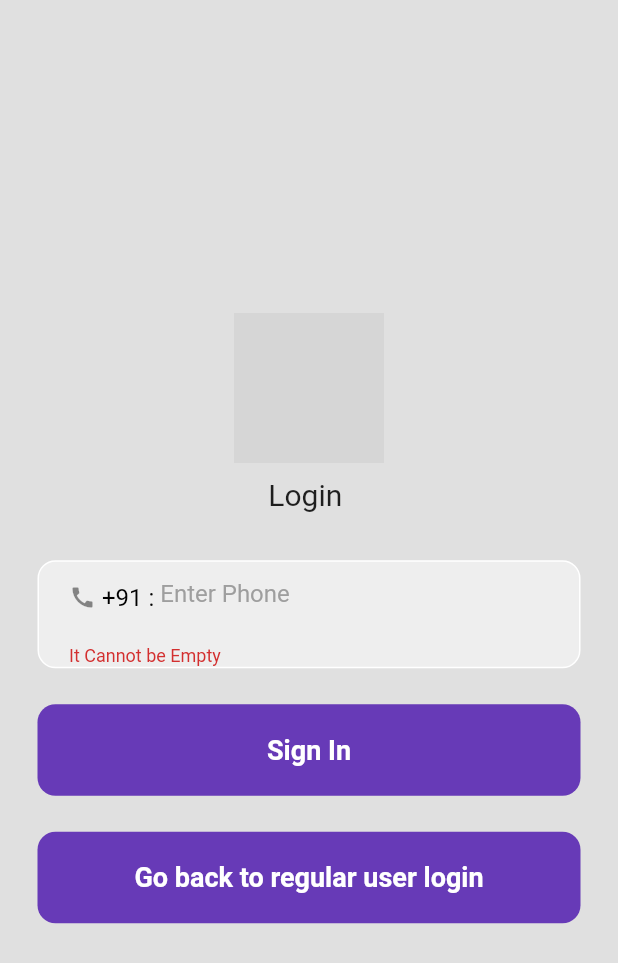
After one commit to himanshu-dxm/team_golf, a Flutter app: the LoginPage screen opened directly, after a tap on "Sign In", on a phone screen of 412 x 824 dp. The commit adds this screen. Shown: the top 963 px of the screen. Run offline on Flutter 3.47's test engine with Material 2 defaults, Android fonts, the phone set to English and light mode, and no system bars; our stand-ins replace card_swiper, chewie, firebase_auth, firebase_core, get, pie_chart and 1 more; missing offline and left inert: qr_code_scanner; accounts and stored records are empty; network calls fail; grey boxes are pictures that could not be loaded.

Commit message:
Login/Signup Backend Integrated

```diff
--- a/lib/main.dart
+++ b/lib/main.dart
@@ -1,10 +1,13 @@
+import 'package:firebase_core/firebase_core.dart';
 import 'package:flutter/material.dart';
-import 'package:sih_team_golf/screens/login.dart';
+import 'package:sih_team_golf/firebase_options.dart';
+import 'package:sih_team_golf/screens/login/login.dart';
 
 import 'screens/splashScreen.dart';
 
 void main() {
   WidgetsFlutterBinding.ensureInitialized();
+  Firebase.initializeApp(options: DefaultFirebaseOptions.currentPlatform);
   runApp(const MyApp());
 }
 
--- /dev/null
+++ b/lib/screens/login/login.dart
@@ -0,0 +1,210 @@
+import 'package:flutter/material.dart';
+import 'package:flutter/services.dart';
+
+
+class LoginPage extends StatefulWidget {
+  const LoginPage({Key? key}) : super(key: key);
+
+  @override
+  _LoginPageState createState() => _LoginPageState();
+}
+
+class _LoginPageState extends State<LoginPage> {
+
+  final _formKey = GlobalKey<FormState>();
+
+  TextEditingController phoneNumberController = TextEditingController();
+
+
+  void authenticate() {
+    String phoneNumber = "+91"+phoneNumberController.text.toString();
+    print(phoneNumber);
+    if(_formKey.currentState!.validate()) {
+      print("validating data");
+    } else {
+      print("Error Occurred");
+    }
+  }
+
+
+
+  @override
+  void dispose() {
+    print("Disposing");
+    phoneNumberController.dispose();
+    super.dispose();
+  }
+
+  @override
+  Widget build(BuildContext context) {
+    return Scaffold(
+      backgroundColor: Colors.grey[300],
+      body: SafeArea(
+        child: Center(
+          child: Column(
+            mainAxisAlignment: MainAxisAlignment.center,
+            children: [
+              // Logo
+              const Image(
+                image: AssetImage(
+                  'assets/icon/sihlogo.png',
+                ),
+                height: 100,
+              ),
+              // Text(
+              //     'SAL Maps',
+              //     style: GoogleFonts.bebasNeue(
+              //         fontSize: 48
+              //     )
+              // ),
+              const SizedBox(
+                height: 10,
+              ),
+              // Login
+              const Text(
+                'Login ',
+                style: TextStyle(
+                  fontSize: 20,
+                ),
+              ),
+              const SizedBox(height: 32,),
+              // Phone Number Field
+              Padding(
+                padding: const EdgeInsets.symmetric(horizontal: 25.0),
+                child: Container(
+                  decoration: BoxDecoration(
+                    color: Colors.grey[200],
+                    border: Border.all(color: Colors.white),
+                    borderRadius: BorderRadius.circular(12),
+                  ),
+                  child: Padding(
+                    padding: const EdgeInsets.only(left: 20.0),
+                    child: Form(
+                      key: _formKey,
+                      child: TextFormField(
+                        validator: (value) {
+                          if(value==null || value.isEmpty) {
+                            return 'It Cannot be Empty';
+                          } else if(value.length!=10) {
+                            return 'It should be 10 characters';
+                          } else if(value.contains(' ')) {
+                            return 'No Space Allowed';
+                          } else if(value.contains("-")) {
+                            return 'No \'-\' Allowed';
+                          } else if(value.contains(".")) {
+                            return 'No \'.\' Allowed';
+                          } else if(value.contains(",")) {
+                            return 'No \',\' Allowed';
+                          }
+                          return null;
+                        },
+                        decoration: InputDecoration(
+                            border: InputBorder.none,
+                            hintText: " Enter Phone",
+                            hintStyle: const TextStyle(
+                                fontSize: 16,
+                                color: Colors.grey,
+                                fontWeight: FontWeight.w400
+                            ),
+                            // icon: Icon(Icons.phone),
+                            prefixIcon: Column(
+                              // mainAxisSize: MainAxisSize.min,
+                              mainAxisAlignment: MainAxisAlignment.center,
+                              children: [
+                                Row(
+                                  mainAxisSize: MainAxisSize.min,
+                                  children: const [
+                                    Icon(Icons.call,size: 18,),
+                                    SizedBox(width: 4,),
+                                    Text(
+                                      "+91 :",
+                                      style: TextStyle(
+                                          fontSize: 16,
+                                          color: Colors.black,
+                                          fontWeight: FontWeight.w400
+                                      ),
+                                    ),
+                                  ],
+                                ),
+                              ],
+                            )
+                        ),
+                        keyboardType: TextInputType.number,
+                        // maxLength: 10,
+                        controller: phoneNumberController,
+                        inputFormatters: [
+                          LengthLimitingTextInputFormatter(10),
+                          FilteringTextInputFormatter.digitsOnly,
+                        ],
+                      ),
+                    ),
+                  ),
+                ),
+              ),
+              const SizedBox(height: 24,),
+              Padding(
+                padding: const EdgeInsets.symmetric(horizontal: 25.0),
+                child: GestureDetector(
+                  onTap: () {
+                    // authenticate();
+                    print("Login Tapped");
+                    authenticate();
+                    // Navigator.push(context, MaterialPageRoute(builder: (_)=>const MapScreen()));
+                    // authenticate();
+                  },
+                  child: Container(
+                    padding: const EdgeInsets.all(20.0),
+                    decoration: BoxDecoration(
+                        color: Colors.deepPurple,
+                        borderRadius: BorderRadius.circular(12)
+                    ),
+                    child: const Center(
+                        child: Text(
+                          "Sign In",
+                          style: TextStyle(
+                            color: Colors.white,
+                            fontWeight: FontWeight.bold,
+                            fontSize: 18,
+                          ),
+                        )
+                    ),
+                  ),
+                ),
+              ),
+              const SizedBox(height: 24,),
+              Padding(
+                padding: const EdgeInsets.symmetric(horizontal: 25.0),
+                child: GestureDetector(
+                  onTap: () {
+                    // authenticate();
+                    print("Login Tapped");
+                    // authenticate();
+                    // Navigator.push(context, MaterialPageRoute(builder: (_)=>const SignInGoogle()));
+                    // authenticate();
+                  },
+                  child: Container(
+                    padding: const EdgeInsets.all(20.0),
+                    decoration: BoxDecoration(
+                        color: Colors.deepPurple,
+                        borderRadius: BorderRadius.circular(12)
+                    ),
+                    child: const Center(
+                        child: Text(
+                          "Go back to regular user login",
+                          style: TextStyle(
+                            color: Colors.white,
+                            fontWeight: FontWeight.bold,
+                            fontSize: 18,
+                          ),
+                        )
+                    ),
+                  ),
+                ),
+              ),
+            ],
+          ),
+        ),
+      ),
+    );
+  }
+}
--- a/pubspec.yaml
+++ b/pubspec.yaml
@@ -43,10 +43,10 @@ dependencies:
   card_swiper: ^2.0.4
   video_player: ^2.7.0
 
-  # The following adds the Cupertino Icons font to your application.
-  # Use with the CupertinoIcons class for iOS style icons.
   cupertino_icons: ^1.0.5
   firebase_core: ^2.14.0
+  firebase_auth: ^4.6.3
+  get: ^4.6.5
 
 dev_dependencies:
   flutter_test:
```
Also changed, not shown: lib/helper/auth.dart (added, +52 -0 lines), lib/screens/login.dart (deleted, +0 -85 lines), lib/firebase_options.dart, pubspec.lock, 2 other files.
